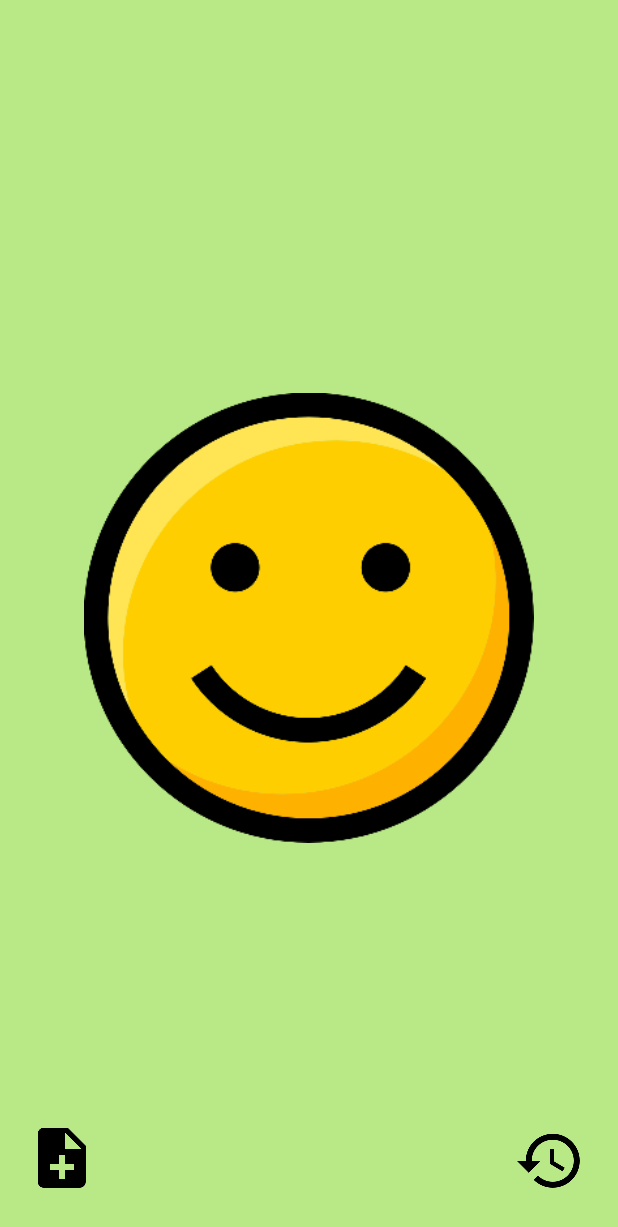
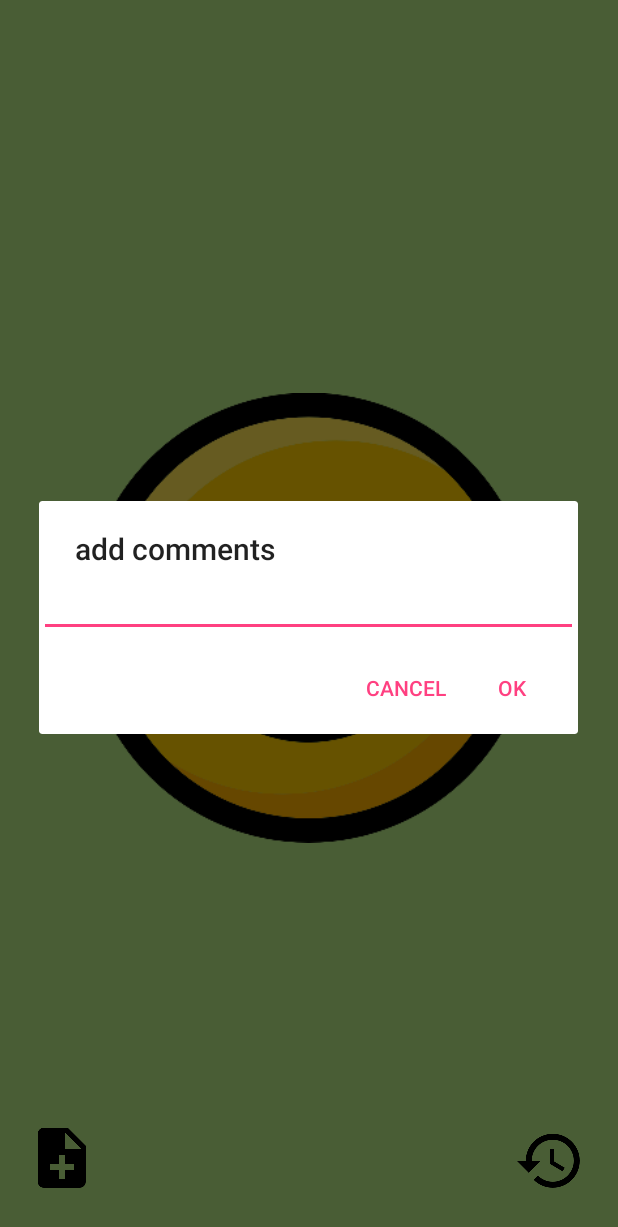
Before and after one commit to pixelerte/MoodTrackermasterpierre, an Android app: the screen it shows after launch (MainActivity), after a tap on an icon or button, on a phone screen of 412 x 824 dp. Shown: the top 1227 px of the screen. Run offline under Robolectric (Android 15) with nearby library versions, the phone set to English and light mode, and no system bars.

Commit message:
add a comment input  for user

```diff
--- a/app/src/main/java/com/example/pierreetienne/moodtracker_master_pierre/controller/MainActivity.java
+++ b/app/src/main/java/com/example/pierreetienne/moodtracker_master_pierre/controller/MainActivity.java
@@ -2,14 +2,18 @@ package com.example.pierreetienne.moodtracker_master_pierre.controller;
 
 
 import android.annotation.TargetApi;
+import android.app.AlertDialog;
+import android.content.DialogInterface;
 import android.os.Build;
 import android.support.annotation.RequiresApi;
 import android.support.v7.app.AppCompatActivity;
 import android.os.Bundle;
+import android.text.InputType;
 import android.util.Log;
 import android.view.GestureDetector;
 import android.view.MotionEvent;
 import android.view.View;
+import android.widget.EditText;
 import android.widget.ImageButton;
 import android.widget.ImageView;
 import android.widget.RelativeLayout;
@@ -30,9 +34,10 @@ public class MainActivity extends AppCompatActivity implements GestureDetector.O
     private RelativeLayout mBackground;
     private ImageView mImage;
     private ImageButton mhistory;
-    public ImageButton mnote;
+    public ImageButton mnoteIcone;
     private GestureDetector gDetector;
     private int moodNumber = 3;
+    private String noteUser = "";
 
     private int[] tabBackgroundColor = {R.color.faded_red, R.color.warm_grey, R.color.cornflower_blue_65, R.color.light_sage, banana_yellow};
 
@@ -54,12 +59,12 @@ public class MainActivity extends AppCompatActivity implements GestureDetector.O
         mBackground = findViewById(R.id.background);
         mImage = findViewById(R.id.imageSmailly);
         mhistory = findViewById(R.id.history);
-        mnote =findViewById(R.id.note);
+        mnoteIcone =findViewById(R.id.note);
 
         mBackground.setBackgroundColor(getColor(tabBackgroundColor[moodNumber]));
         mImage.setImageResource(image[moodNumber]);
 
-        mnote.setOnClickListener(mnoteClick);
+        mnoteIcone.setOnClickListener(mnoteClick);
         mhistory.setOnClickListener(mhistoryClick);
 
 
@@ -87,14 +92,42 @@ public class MainActivity extends AppCompatActivity implements GestureDetector.O
     }
 
 
+
+        //detect click on the button note
+
         private View.OnClickListener mnoteClick = new View.OnClickListener() {
             public void onClick(View v) {
 
-                Log.i(TAG, "onClick: mnoteClick");
+
+                AlertDialog.Builder builder = new AlertDialog.Builder(MainActivity.this);
+                builder.setTitle("add comments");
 
 
-            }
-        };
+                //create area text input
+                final EditText input = new EditText(MainActivity.this);
+                input.setInputType(InputType.TYPE_TEXT_FLAG_AUTO_COMPLETE);
+                builder.setView(input);
+
+                //save comment user
+                builder.setPositiveButton("OK", new DialogInterface.OnClickListener() {
+                    @Override
+                    public void onClick(DialogInterface dialog, int which) {
+                        noteUser= input.getText().toString();
+                    }
+                });
+
+                //cancel, no saving comment
+                builder.setNegativeButton("Cancel", new DialogInterface.OnClickListener() {
+                    @Override
+                    public void onClick(DialogInterface dialog, int which) {
+                        dialog.cancel();
+                    }
+                });
+
+                builder.show();
+
+        }
+    };
 
 
     private View.OnClickListener mhistoryClick = new View.OnClickListener() {
@@ -114,8 +147,6 @@ public class MainActivity extends AppCompatActivity implements GestureDetector.O
         System.err.print("var moodNumber = " + moodNumber);
 
         return gDetector.onTouchEvent(event);
-
-
     }
 
     @Override
@@ -202,6 +233,8 @@ public class MainActivity extends AppCompatActivity implements GestureDetector.O
 
         Log.i(TAG, "var mood number " + moodNumber );
 
+
+
                 return false;
 
     }
```
